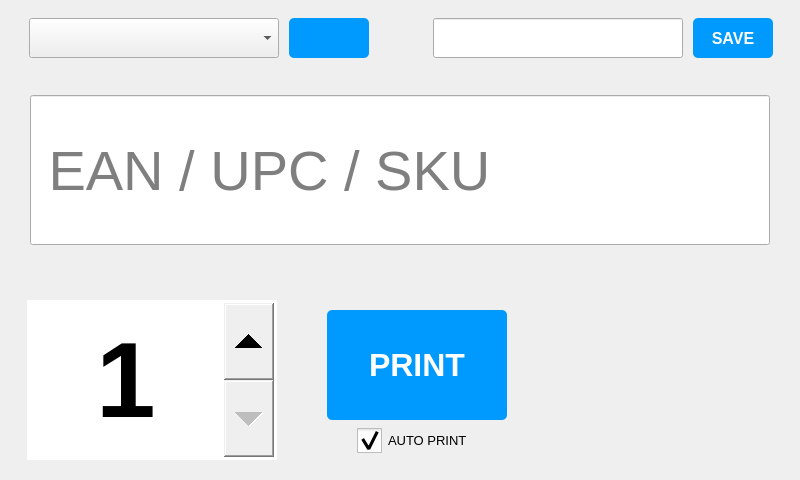
Above: barcode-pi/neo_bar.ui from Baanaaana/barcode-pi before the change. Below: the same form after it.
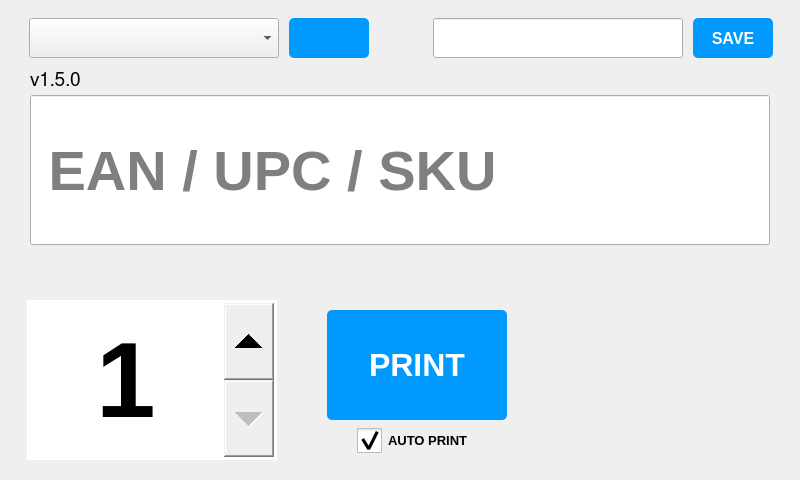
That is the form after the change. Icons and pictures are not drawn. Custom widgets are drawn as their Qt base class.

What changed in the file:
```diff
--- a/barcode-pi/neo_bar.ui
+++ b/barcode-pi/neo_bar.ui
@@ -259,7 +259,7 @@
            <font>
             <family>Arial</family>
             <pointsize>10</pointsize>
-            <weight>50</weight>
+            <weight>75</weight>
             <bold>true</bold>
            </font>
           </property>
@@ -382,7 +382,7 @@
         <font>
          <family>Arial</family>
          <pointsize>42</pointsize>
-         <weight>50</weight>
+         <weight>75</weight>
          <italic>false</italic>
          <bold>true</bold>
          <strikeout>false</strikeout>
@@ -414,6 +414,24 @@
         <string> EAN / UPC / SKU</string>
        </property>
       </widget>
+      <widget class="QLabel" name="label">
+       <property name="geometry">
+        <rect>
+         <x>20</x>
+         <y>0</y>
+         <width>91</width>
+         <height>29</height>
+        </rect>
+       </property>
+       <property name="font">
+        <font>
+         <family>FreeSans</family>
+        </font>
+       </property>
+       <property name="text">
+        <string>v1.5.0</string>
+       </property>
+      </widget>
      </widget>
     </item>
     <item row="0" column="0">
```
Left out of the diff: 89 changed lines with no effect on the pictures.
